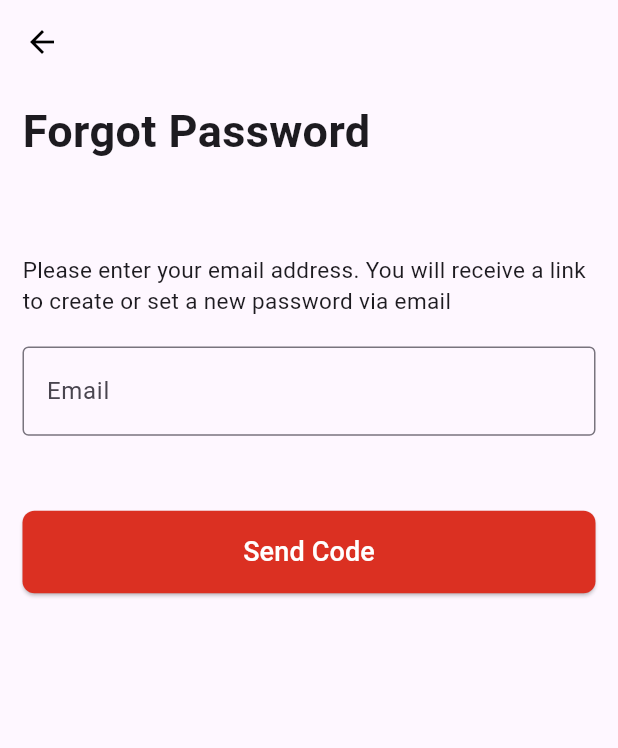
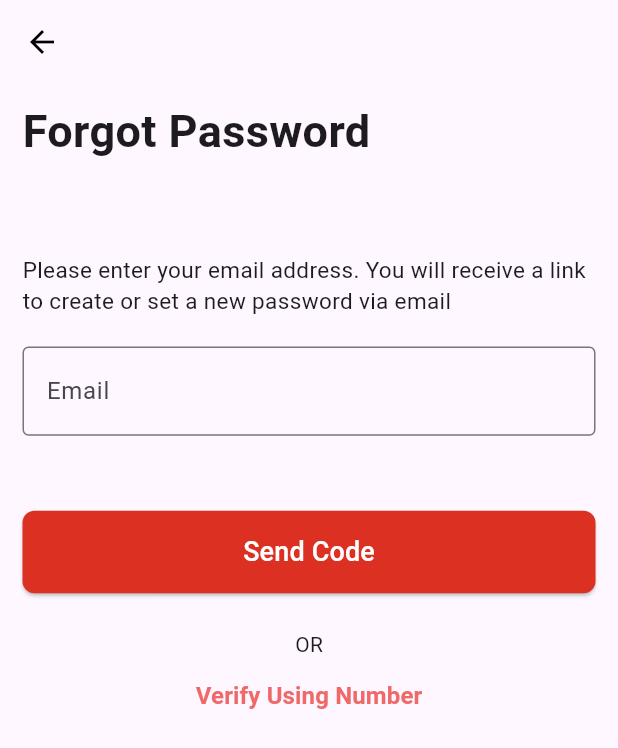
Before and after one commit to kckDeepak/e-commerce-app, a Flutter app: the ForgotPasswordScreen screen opened directly, on a phone screen of 412 x 824 dp. Shown: the top 748 px of the screen. Run offline on Flutter 3.47's test engine with Material 3 defaults, Android fonts, the phone set to English and light mode, and no system bars; our stand-ins replace introduction_screen; missing offline and left inert: sms_otp_auto_verify.

Commit message:
OTP Screen added

```diff
--- a/lib/screens/forgot_password_screen.dart
+++ b/lib/screens/forgot_password_screen.dart
@@ -1,3 +1,4 @@
+import 'package:ecommerce/screens/otp_screen.dart';
 import 'package:ecommerce/screens/recovery_screen.dart';
 import 'package:flutter/cupertino.dart';
 import 'package:flutter/material.dart';
@@ -26,12 +27,15 @@ class _ForgotPasswordScreenState extends State<ForgotPasswordScreen> {
         child: Padding(
           padding: EdgeInsets.symmetric(horizontal: 15),
           child: Column(
-            crossAxisAlignment: CrossAxisAlignment.start,
+            // crossAxisAlignment: CrossAxisAlignment.start,
             children: [
               SizedBox(height: 10),
-              Text(
-                "Forgot Password",
-                style: TextStyle(fontSize: 30, fontWeight: FontWeight.bold),
+              Align(
+                alignment: Alignment.topLeft,
+                child: Text(
+                  "Forgot Password",
+                  style: TextStyle(fontSize: 30, fontWeight: FontWeight.bold),
+                ),
               ),
               SizedBox(height: 60),
               Text(
@@ -69,9 +73,7 @@ class _ForgotPasswordScreenState extends State<ForgotPasswordScreen> {
                 onPressed: () {
                   Navigator.push(
                     context,
-                    MaterialPageRoute(
-                      builder: (context) => RecoveryScreen(),
-                    ),
+                    MaterialPageRoute(builder: (context) => RecoveryScreen()),
                   );
                 },
                 child: Text(
@@ -86,6 +88,33 @@ class _ForgotPasswordScreenState extends State<ForgotPasswordScreen> {
                   ),
                 ),
               ),
+              Column(
+                crossAxisAlignment: CrossAxisAlignment.center,
+                children: [
+                  SizedBox(height: 24),
+                  Text("OR"),
+                  TextButton(
+                onPressed: () {
+                  Navigator.push(
+                  context,
+                  MaterialPageRoute(
+                    builder: (context) => OTPScreen(),
+                  ),
+                  );
+                },
+                child: Text(
+                  "Verify Using Number",
+                  style: TextStyle(
+                    color: Color(0xFFEf6969),
+                    fontSize: 16,
+                    fontWeight: FontWeight.w600,
+                  ),
+                ),
+              ),
+                ],
+              ),
+
+
             ],
           ),
         ),
--- a/pubspec.yaml
+++ b/pubspec.yaml
@@ -35,6 +35,7 @@ dependencies:
   # Use with the CupertinoIcons class for iOS style icons.
   cupertino_icons: ^1.0.8
   introduction_screen: ^4.0.0
+  sms_otp_auto_verify: ^2.2.0
 
 dev_dependencies:
   flutter_test:
```
Also changed, not shown: lib/screens/otp_screen.dart (added, +70 -0 lines), lib/screens/otp_verify_screen.dart (added, +96 -0 lines), pubspec.lock.
